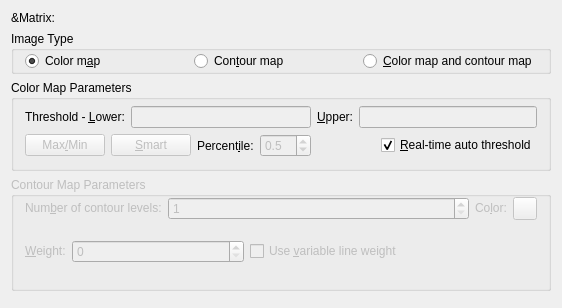
The window that src/libkstapp/imagetab.ui (Kst-plot/kst) describes before a commit, drawn with Qt 5.
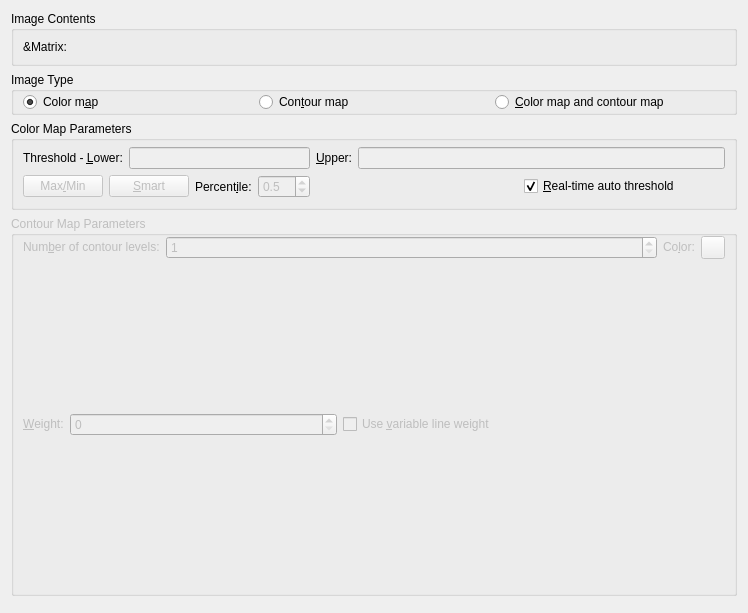
The same window after the commit. Custom widgets are drawn as their Qt base class.

Commit message: Standardize and fix alignment issues in the CSD, Equation, Image and PowerSpectrum dialogs.

What changed in the file:
```diff
--- a/src/libkstapp/imagetab.ui
+++ b/src/libkstapp/imagetab.ui
@@ -1,63 +1,69 @@
 <ui version="4.0" >
  <class>ImageTab</class>
- <widget class="QWidget" name="ImageTab" >
-  <property name="geometry" >
+ <widget class="QWidget" name="ImageTab">
+  <property name="geometry">
    <rect>
     <x>0</x>
     <y>0</y>
-    <width>562</width>
-    <height>308</height>
+    <width>748</width>
+    <height>613</height>
    </rect>
   </property>
-  <property name="sizePolicy" >
-   <sizepolicy vsizetype="Fixed" hsizetype="Preferred" >
-    <horstretch>0</horstretch>
-    <verstretch>0</verstretch>
-   </sizepolicy>
+  <property name="windowTitle">
+   <string>Form</string>
   </property>
-  <layout class="QVBoxLayout" name="verticalLayout" >
+  <layout class="QVBoxLayout" name="verticalLayout_2">
    <item>
-    <layout class="QHBoxLayout" name="horizontalLayout" >
-     <item>
-      <widget class="QLabel" name="_matrixLabel" >
-       <property name="sizePolicy" >
-        <sizepolicy vsizetype="Preferred" hsizetype="Fixed" >
-         <horstretch>0</horstretch>
-         <verstretch>0</verstretch>
-        </sizepolicy>
-       </property>
-       <property name="text" >
-        <string>&amp;Matrix:</string>
-       </property>
-      </widget>
-     </item>
-     <item>
-      <widget class="Kst::MatrixSelector" native="1" name="_matrix" >
-       <property name="sizePolicy" >
-        <sizepolicy vsizetype="Preferred" hsizetype="Expanding" >
-         <horstretch>0</horstretch>
-         <verstretch>0</verstretch>
-        </sizepolicy>
-       </property>
-      </widget>
-     </item>
-    </layout>
+    <widget class="QGroupBox" name="groupBox">
+     <property name="title">
+      <string>Image Contents</string>
+     </property>
+     <layout class="QVBoxLayout" name="verticalLayout">
+      <item>
+       <layout class="QHBoxLayout" name="horizontalLayout">
+        <item>
+         <widget class="QLabel" name="_matrixLabel">
+          <property name="sizePolicy">
+           <sizepolicy hsizetype="Fixed" vsizetype="Preferred">
+            <horstretch>0</horstretch>
+            <verstretch>0</verstretch>
+           </sizepolicy>
+          </property>
+          <property name="text">
+           <string>&amp;Matrix:</string>
+          </property>
+         </widget>
+        </item>
+        <item>
+         <widget class="Kst::MatrixSelector" name="_matrix" native="true">
+          <property name="sizePolicy">
+           <sizepolicy hsizetype="Preferred" vsizetype="Fixed">
+            <horstretch>0</horstretch>
+            <verstretch>0</verstretch>
+           </sizepolicy>
+          </property>
+         </widget>
+        </item>
+       </layout>
+      </item>
+     </layout>
+    </widget>
    </item>
    <item>
-    <widget class="QGroupBox" name="_imageTypeGroup" >
-     <property name="title" >
+    <widget class="QGroupBox" name="_imageTypeGroup">
+     <property name="title">
       <string>Image Type</string>
      </property>
-     <layout class="QGridLayout" >
-      <property name="topMargin" >
+     <layout class="QGridLayout" name="_6">
+      <property name="topMargin">
        <number>0</number>
       </property>
-      <property name="bottomMargin" >
+      <property name="bottomMargin">
        <number>0</number>
       </property>
-      <item row="0" column="0" >
-       <widget class="QRadioButton" name="_colorOnly" >
-        <property name="text" >
+      <item row="0" column="0">
+       <widget class="QRadioButton" name="_colorOnly">
+        <property name="text">
          <string>Color m&amp;ap</string>
         </property>
         <property name="checked" >
@@ -65,16 +71,16 @@
         </property>
        </widget>
       </item>
-      <item row="0" column="1" >
-       <widget class="QRadioButton" name="_contourOnly" >
-        <property name="text" >
+      <item row="0" column="1">
+       <widget class="QRadioButton" name="_contourOnly">
+        <property name="text">
          <string>Con&amp;tour map</string>
         </property>
        </widget>
       </item>
-      <item row="0" column="2" >
-       <widget class="QRadioButton" name="_colorAndContour" >
-        <property name="text" >
+      <item row="0" column="2">
+       <widget class="QRadioButton" name="_colorAndContour">
+        <property name="text">
          <string>&amp;Color map and contour map</string>
         </property>
        </widget>
@@ -83,9 +89,9 @@
     </widget>
    </item>
    <item>
-    <widget class="QGroupBox" name="_colorMapGroup" >
-     <property name="sizePolicy" >
-      <sizepolicy vsizetype="Fixed" hsizetype="Minimum" >
+    <widget class="QGroupBox" name="_colorMapGroup">
+     <property name="sizePolicy">
+      <sizepolicy hsizetype="Minimum" vsizetype="Fixed">
        <horstretch>0</horstretch>
        <verstretch>0</verstretch>
       </sizepolicy>
@@ -93,44 +99,18 @@
      <property name="title" >
       <string>Color Map Parameters</string>
      </property>
-     <layout class="QGridLayout" >
-      <property name="topMargin" >
+     <layout class="QGridLayout" name="_7">
+      <property name="topMargin">
        <number>0</number>
       </property>
-      <item row="0" column="0" colspan="4" >
-       <widget class="Kst::ColorPalette" native="1" name="_colorPalette" >
-        <property name="minimumSize" >
-         <size>
-          <width>0</width>
-          <height>0</height>
-         </size>
-        </property>
-       </widget>
-      </item>
-      <item row="2" column="0" >
-       <widget class="QPushButton" name="_autoThreshold" >
-        <property name="enabled" >
-         <bool>false</bool>
-        </property>
-        <property name="sizePolicy" >
-         <sizepolicy vsizetype="Fixed" hsizetype="Fixed" >
-          <horstretch>0</horstretch>
-          <verstretch>0</verstretch>
-         </sizepolicy>
-        </property>
-        <property name="text" >
-         <string>Max&amp;/Min</string>
-        </property>
-       </widget>
-      </item>
-      <item row="1" column="2" colspan="2" >
-       <layout class="QHBoxLayout" >
-        <property name="margin" >
+      <item row="1" column="2" colspan="2">
+       <layout class="QHBoxLayout" name="_8">
+        <property name="margin">
          <number>0</number>
         </property>
         <item>
-         <widget class="QLabel" name="textLabel2" >
-          <property name="text" >
+         <widget class="QLabel" name="textLabel2">
+          <property name="text">
            <string>&amp;Upper:</string>
           </property>
           <property name="wordWrap" >
@@ -142,8 +122,8 @@
          </widget>
         </item>
         <item>
-         <widget class="QLineEdit" name="_upperThreshold" >
-          <property name="enabled" >
+         <widget class="QLineEdit" name="_upperThreshold">
+          <property name="enabled">
            <bool>false</bool>
           </property>
           <property name="sizePolicy" >
@@ -156,14 +136,14 @@
         </item>
        </layout>
       </item>
-      <item row="1" column="0" colspan="2" >
-       <layout class="QHBoxLayout" >
-        <property name="margin" >
+      <item row="1" column="0" colspan="2">
+       <layout class="QHBoxLayout" name="_9">
+        <property name="margin">
          <number>0</number>
         </property>
         <item>
-         <widget class="QLabel" name="textLabel2_4" >
-          <property name="text" >
+         <widget class="QLabel" name="textLabel2_4">
+          <property name="text">
            <string>Threshold - &amp;Lower:</string>
           </property>
           <property name="wordWrap" >
@@ -175,8 +155,8 @@
          </widget>
         </item>
         <item>
-         <widget class="QLineEdit" name="_lowerThreshold" >
-          <property name="enabled" >
+         <widget class="QLineEdit" name="_lowerThreshold">
+          <property name="enabled">
            <bool>false</bool>
           </property>
           <property name="sizePolicy" >
@@ -189,14 +169,14 @@
         </item>
        </layout>
       </item>
-      <item row="2" column="1" >
-       <layout class="QHBoxLayout" >
-        <property name="margin" >
+      <item row="2" column="1">
+       <layout class="QHBoxLayout" name="_10">
+        <property name="margin">
          <number>0</number>
         </property>
         <item>
-         <widget class="QPushButton" name="_smartThreshold" >
-          <property name="enabled" >
+         <widget class="QPushButton" name="_smartThreshold">
+          <property name="enabled">
            <bool>false</bool>
           </property>
           <property name="sizePolicy" >
@@ -211,9 +191,9 @@
          </widget>
         </item>
         <item>
-         <widget class="QLabel" name="textLabel1_4" >
-          <property name="sizePolicy" >
-           <sizepolicy vsizetype="Preferred" hsizetype="Fixed" >
+         <widget class="QLabel" name="textLabel1_4">
+          <property name="sizePolicy">
+           <sizepolicy hsizetype="Fixed" vsizetype="Preferred">
             <horstretch>0</horstretch>
             <verstretch>0</verstretch>
            </sizepolicy>
@@ -230,8 +210,8 @@
          </widget>
         </item>
         <item>
-         <widget class="QDoubleSpinBox" name="_smartThresholdValue" >
-          <property name="enabled" >
+         <widget class="QDoubleSpinBox" name="_smartThresholdValue">
+          <property name="enabled">
            <bool>false</bool>
           </property>
           <property name="decimals" >
@@ -247,17 +227,7 @@
         </item>
        </layout>
       </item>
-      <item row="2" column="3" >
-       <widget class="QCheckBox" name="_realTimeAutoThreshold" >
-        <property name="text" >
-         <string>&amp;Real-time auto threshold</string>
-        </property>
-        <property name="checked" >
-         <bool>true</bool>
-        </property>
-       </widget>
-      </item>
-      <item row="2" column="2" >
+      <item row="2" column="2">
        <spacer>
         <property name="orientation" >
          <enum>Qt::Vertical</enum>
@@ -273,6 +243,42 @@
         </property>
        </spacer>
       </item>
+      <item row="0" column="0" colspan="4">
+       <widget class="Kst::ColorPalette" name="_colorPalette" native="true">
+        <property name="minimumSize">
+         <size>
+          <width>0</width>
+          <height>0</height>
+         </size>
+        </property>
+       </widget>
+      </item>
+      <item row="2" column="0">
+       <widget class="QPushButton" name="_autoThreshold">
+        <property name="enabled">
+         <bool>false</bool>
+        </property>
+        <property name="sizePolicy">
+         <sizepolicy hsizetype="Fixed" vsizetype="Fixed">
+          <horstretch>0</horstretch>
+          <verstretch>0</verstretch>
+         </sizepolicy>
+        </property>
+        <property name="text">
+         <string>Max&amp;/Min</string>
+        </property>
+       </widget>
+      </item>
+      <item row="2" column="3">
+       <widget class="QCheckBox" name="_realTimeAutoThreshold">
+        <property name="text">
+         <string>&amp;Real-time auto threshold</string>
+        </property>
+        <property name="checked">
+         <bool>true</bool>
+        </property>
+       </widget>
+      </item>
      </layout>
      <zorder>_colorPalette</zorder>
      <zorder>_autoThreshold</zorder>
@@ -282,26 +288,26 @@
     </widget>
    </item>
    <item>
-    <widget class="QGroupBox" name="_contourMapGroup" >
-     <property name="enabled" >
+    <widget class="QGroupBox" name="_contourMapGroup">
+     <property name="enabled">
       <bool>false</bool>
      </property>
      <property name="title" >
       <string>Contour Map Parameters</string>
      </property>
-     <layout class="QGridLayout" >
-      <property name="topMargin" >
+     <layout class="QGridLayout">
+      <property name="topMargin">
        <number>0</number>
       </property>
-      <item row="0" column="2" >
-       <layout class="QHBoxLayout" >
-        <property name="margin" >
+      <item row="0" column="2">
+       <layout class="QHBoxLayout" name="_2">
+        <property name="margin">
          <number>0</number>
         </property>
         <item>
-         <widget class="QLabel" name="textLabel2_3" >
-          <property name="sizePolicy" >
-           <sizepolicy vsizetype="Fixed" hsizetype="Fixed" >
+         <widget class="QLabel" name="textLabel2_3">
+          <property name="sizePolicy">
+           <sizepolicy hsizetype="Fixed" vsizetype="Fixed">
             <horstretch>0</horstretch>
             <verstretch>0</verstretch>
            </sizepolicy>
@@ -318,8 +324,8 @@
          </widget>
         </item>
         <item>
-         <widget class="Kst::ColorButton" name="_contourColor" >
-          <property name="text" >
+         <widget class="Kst::ColorButton" name="_contourColor">
+          <property name="text">
            <string/>
           </property>
           <property name="color" stdset="0" >
@@ -333,15 +339,15 @@
         </item>
        </layout>
       </item>
-      <item row="0" column="0" colspan="2" >
-       <layout class="QHBoxLayout" >
-        <property name="margin" >
+      <item row="0" column="0" colspan="2">
+       <layout class="QHBoxLayout" name="_3">
+        <property name="margin">
          <number>0</number>
         </property>
         <item>
-         <widget class="QLabel" name="textLabel1_3" >
-          <property name="sizePolicy" >
-           <sizepolicy vsizetype="Fixed" hsizetype="Fixed" >
+         <widget class="QLabel" name="textLabel1_3">
+          <property name="sizePolicy">
+           <sizepolicy hsizetype="Fixed" vsizetype="Fixed">
             <horstretch>0</horstretch>
             <verstretch>0</verstretch>
            </sizepolicy>
@@ -358,9 +364,9 @@
          </widget>
         </item>
         <item>
-         <widget class="QSpinBox" name="_numContourLines" >
-          <property name="sizePolicy" >
-           <sizepolicy vsizetype="Fixed" hsizetype="Expanding" >
+         <widget class="QSpinBox" name="_numContourLines">
+          <property name="sizePolicy">
+           <sizepolicy hsizetype="Expanding" vsizetype="Fixed">
             <horstretch>0</horstretch>
             <verstretch>0</verstretch>
            </sizepolicy>
@@ -375,15 +381,15 @@
         </item>
        </layout>
       </item>
-      <item row="1" column="0" >
-       <layout class="QHBoxLayout" >
-        <property name="margin" >
+      <item row="1" column="0">
+       <layout class="QHBoxLayout" name="_4">
+        <property name="margin">
          <number>0</number>
         </property>
         <item>
-         <widget class="QLabel" name="textLabel1" >
-          <property name="sizePolicy" >
-           <sizepolicy vsizetype="Fixed" hsizetype="Fixed" >
+         <widget class="QLabel" name="textLabel1">
+          <property name="sizePolicy">
+           <sizepolicy hsizetype="Fixed" vsizetype="Fixed">
             <horstretch>0</horstretch>
             <verstretch>0</verstretch>
            </sizepolicy>
@@ -400,8 +406,8 @@
          </widget>
         </item>
         <item>
-         <widget class="QSpinBox" name="_contourWeight" >
-          <property name="buttonSymbols" >
+         <widget class="QSpinBox" name="_contourWeight">
+          <property name="buttonSymbols">
            <enum>QAbstractSpinBox::UpDownArrows</enum>
           </property>
           <property name="maximum" >
@@ -411,14 +417,14 @@
         </item>
        </layout>
       </item>
-      <item row="1" column="1" colspan="2" >
-       <layout class="QHBoxLayout" >
-        <property name="margin" >
+      <item row="1" column="1" colspan="2">
+       <layout class="QHBoxLayout" name="_5">
+        <property name="margin">
          <number>0</number>
         </property>
         <item>
-         <widget class="QCheckBox" name="_useVariableWeight" >
-          <property name="text" >
+         <widget class="QCheckBox" name="_useVariableWeight">
+          <property name="text">
            <string>Use &amp;variable line weight</string>
           </property>
          </widget>
@@ -449,8 +455,12 @@
    </item>
   </layout>
  </widget>
- <layoutdefault spacing="6" margin="11" />
  <customwidgets>
+  <customwidget>
+   <class>Kst::ColorButton</class>
+   <extends>QToolButton</extends>
+   <header>colorbutton.h</header>
+  </customwidget>
   <customwidget>
    <class>Kst::CurvePlacement</class>
    <extends>QWidget</extends>
@@ -461,11 +471,6 @@
    <extends></extends>
    <header>colorpalette.h</header>
   </customwidget>
-  <customwidget>
-   <class>Kst::ColorButton</class>
-   <extends>QToolButton</extends>
-   <header>colorbutton.h</header>
-  </customwidget>
   <customwidget>
    <class>Kst::MatrixSelector</class>
    <extends></extends>
```
Left out of the diff: 100 changed lines with no effect on the pictures. The commit also changes 3 other files.
